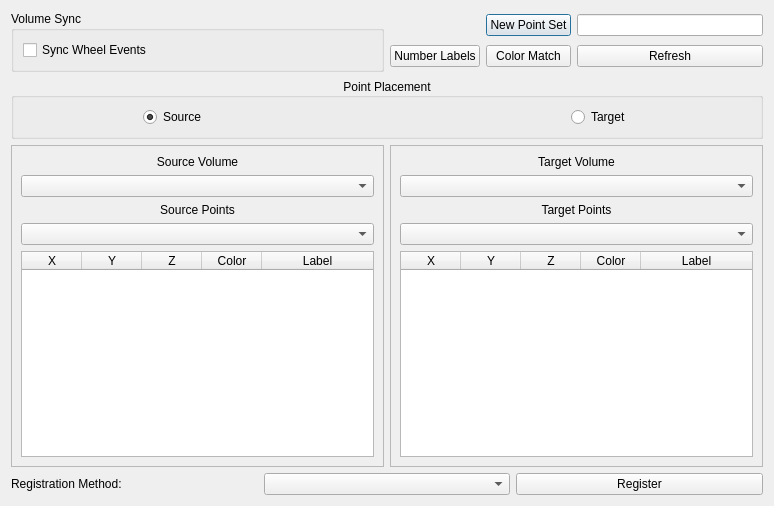
This is rtUI/landmarkRegistration.ui in pengwg/vurtigo as Qt 5 draws it before an edit. The edited form follows.
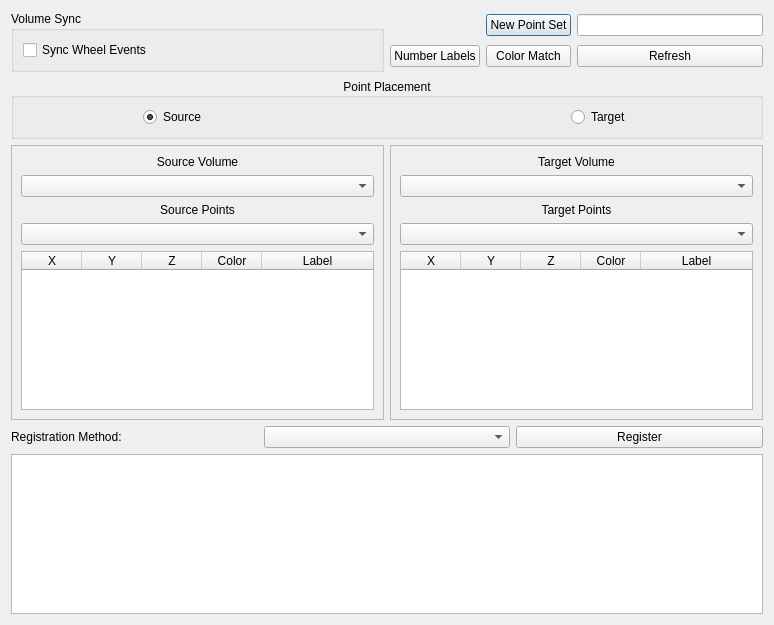
This is the edited form.

Commit message:
Added Error measure to the linear transform registrations
Resolution:

The average distance between target and transformed source points is given
after registration

BugID: 765
Reviewed by:

```diff
--- a/rtUI/landmarkRegistration.ui
+++ b/rtUI/landmarkRegistration.ui
@@ -7,7 +7,7 @@
     <x>0</x>
     <y>0</y>
     <width>774</width>
-    <height>506</height>
+    <height>625</height>
    </rect>
   </property>
   <property name="windowTitle">
@@ -406,6 +406,17 @@
      </item>
     </layout>
    </item>
+   <item row="4" column="0" colspan="2">
+    <layout class="QHBoxLayout" name="textInfo">
+     <item>
+      <widget class="QTextEdit" name="regInfo">
+       <property name="readOnly">
+        <bool>true</bool>
+       </property>
+      </widget>
+     </item>
+    </layout>
+   </item>
   </layout>
  </widget>
  <resources/>
```
Left out of the diff: 39 changed lines with no effect on the pictures. The commit also changes 2 other files.
